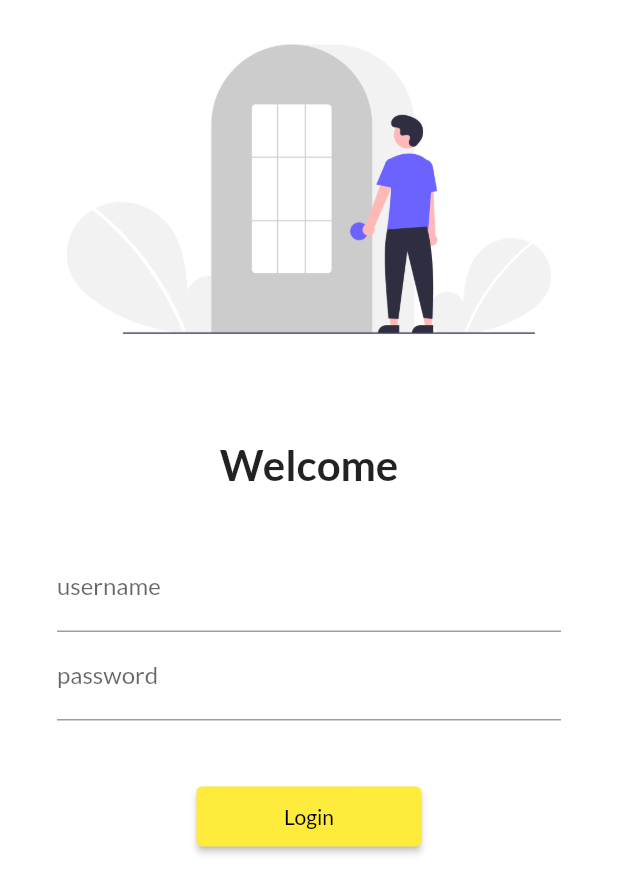
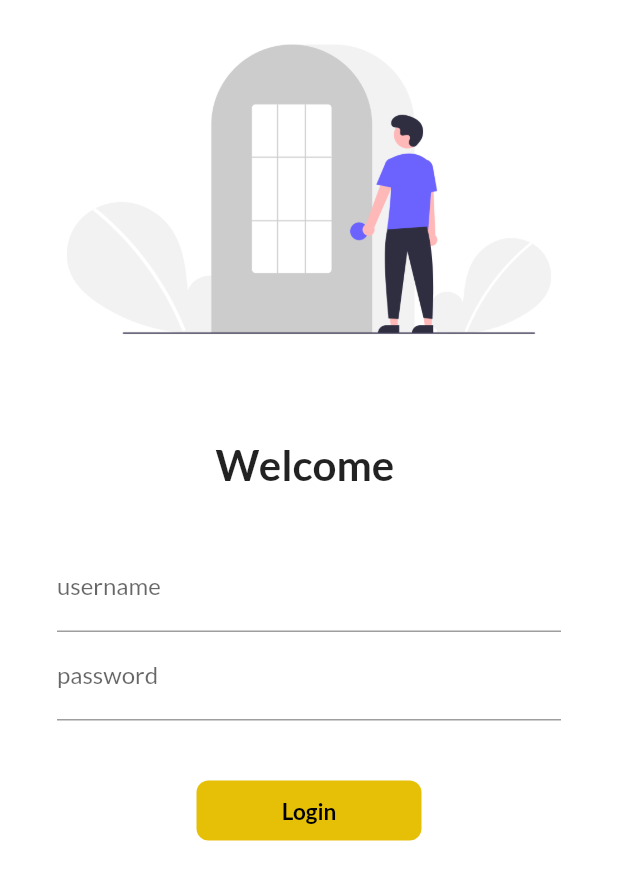
Before and after one commit to PalzangBhutia/FlutterDevlopment, a Flutter app: the screen it shows after launch, on a phone screen of 412 x 824 dp. Shown: the top 894 px of the screen. Run offline on Flutter 3.47's test engine with Material 2 defaults, Android fonts, the phone set to English and light mode, and no system bars; our stand-ins replace google_fonts.

Commit message:
day6 complete

```diff
--- a/lib/pages/login_page.dart
+++ b/lib/pages/login_page.dart
@@ -2,12 +2,20 @@
 
 import '../utils/routes.dart';
 
-class LoginPage extends StatelessWidget {
+class LoginPage extends StatefulWidget {
   const LoginPage({Key? key}) : super(key: key);
 
   @override
+  State<LoginPage> createState() => _LoginPageState();
+}
+
+class _LoginPageState extends State<LoginPage> {
+  String name = "";
+  bool changeButton = false;
+  @override
   Widget build(BuildContext context) {
     // ignore: prefer_const_constructors
+
     return Material(
         color: Colors.white,
         child: SingleChildScrollView(
@@ -21,7 +29,7 @@
                 height: 40.0,
               ),
               Text(
-                "Welcome",
+                "Welcome $name",
                 style: TextStyle(
                   fontSize: 28,
                   fontWeight: FontWeight.bold,
@@ -40,6 +48,10 @@
                         hintText: "Enter username",
                         labelText: "username",
                       ),
+                      onChanged: ((value) {
+                        name = value;
+                        setState(() {});
+                      }),
                     ),
                     TextFormField(
                       obscureText: true,
@@ -51,13 +63,46 @@
                     SizedBox(
                       height: 40.0,
                     ),
-                    ElevatedButton(
-                      child: Text("Login"),
-                      style: TextButton.styleFrom(minimumSize: Size(150, 40)),
-                      onPressed: () {
+                    //ElevatedButton(
+                    //child: Text("Login"),
+                    //style: TextButton.styleFrom(minimumSize: Size(150, 40)),
+                    //onPressed: () {
+                    // Navigator.pushNamed(context, MyRoutes.homeRoute);
+                    //},
+                    //),
+                    InkWell(
+                      onTap: () async {
+                        setState(() {
+                          changeButton = true;
+                        });
+                        await Future.delayed(Duration(seconds: 1));
                         Navigator.pushNamed(context, MyRoutes.homeRoute);
                       },
-                    ),
+                      child: AnimatedContainer(
+                        duration: Duration(seconds: 1),
+                        width: changeButton ? 40 : 150,
+                        height: 40,
+                        alignment: Alignment.center,
+                        child: changeButton
+                            ? Icon(
+                                Icons.done,
+                                color: Colors.white,
+                              )
+                            : Text(
+                                "Login",
+                                style: TextStyle(
+                                  color: Colors.black,
+                                  fontWeight: FontWeight.bold,
+                                  fontSize: 15,
+                                ),
+                              ),
+                        decoration: BoxDecoration(
+                          color: Color.fromARGB(255, 230, 192, 7),
+                          borderRadius:
+                              BorderRadius.circular(changeButton ? 40 : 8),
+                        ),
+                      ),
+                    )
                   ],
                 ),
               )
```
